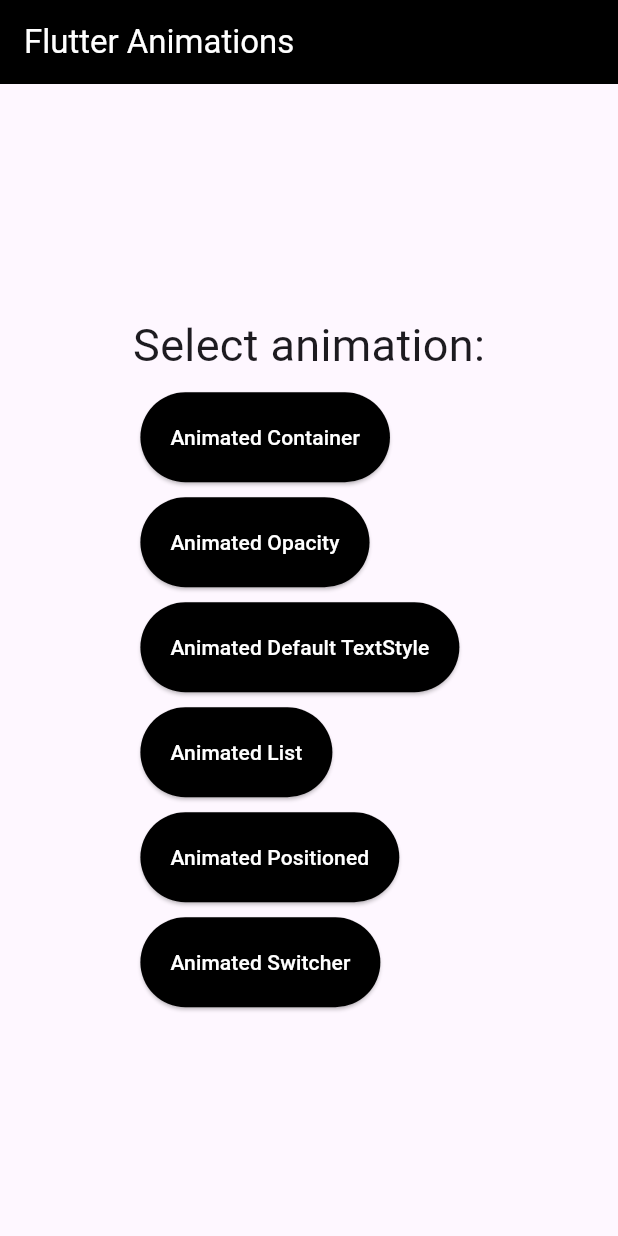
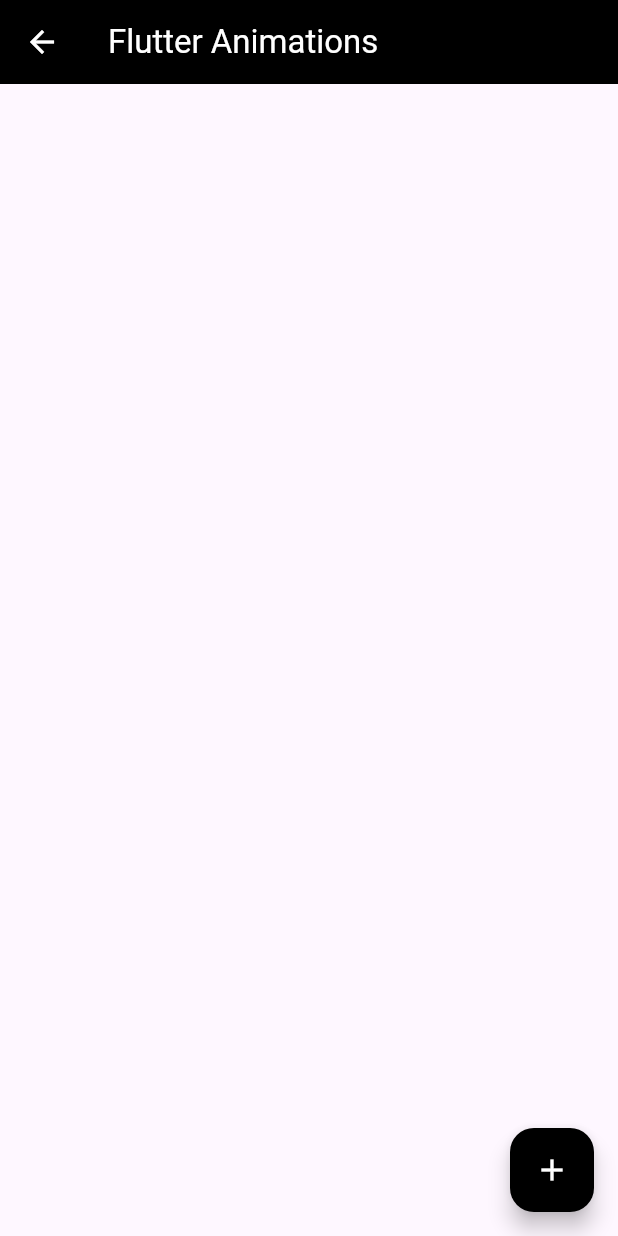
Before and after one commit to mernaislam/Flutter-Animations-pt1, a Flutter app: the screen it shows after launch, after a tap on "Animated List", on a phone screen of 412 x 824 dp. Run offline on Flutter 3.47's test engine with Material 3 defaults, Android fonts, the phone set to English and light mode, and no system bars; network calls fail.

Commit message:
feat: Add Animated list (Add/remove buttons)

```diff
--- a/flutter_animations_pt1/lib/main.dart
+++ b/flutter_animations_pt1/lib/main.dart
@@ -1,5 +1,6 @@
 import 'package:flutter/material.dart';
 import 'package:flutter_animations_pt1/screens/animated_container_screen.dart';
+import 'package:flutter_animations_pt1/screens/animated_list_screen.dart';
 import 'package:flutter_animations_pt1/screens/animated_opacity_screen.dart';
 import 'package:flutter_animations_pt1/screens/animated_text_style_screen.dart';
 import 'package:flutter_animations_pt1/screens/home_screen.dart';
@@ -21,6 +22,7 @@
         AnimatedContainerScreen.id : (context) => const AnimatedContainerScreen(),
         AnimatedOpacityScreen.id : (context) => const AnimatedOpacityScreen(),
         AnimatedTextStyleScreen.id : (context) => const AnimatedTextStyleScreen(),
+        AnimatedListScreen.id : (context) => const AnimatedListScreen(),
       },
       initialRoute: HomeScreen.id,
     );
--- /dev/null
+++ b/flutter_animations_pt1/lib/screens/animated_list_screen.dart
@@ -0,0 +1,89 @@
+import 'package:flutter/material.dart';
+
+class AnimatedListScreen extends StatefulWidget {
+  const AnimatedListScreen({super.key});
+
+  static const id = 'Animated List';
+  @override
+  State<AnimatedListScreen> createState() => _AnimatedListScreenState();
+}
+
+class _AnimatedListScreenState extends State<AnimatedListScreen> {
+  final GlobalKey<AnimatedListState> _key = GlobalKey();
+  List<int> items = [];
+
+  void _addItem() {
+    items.insert(0, items.isEmpty ? 0 : items[0] + 1);
+    _key.currentState!.insertItem(
+      0,
+      duration: const Duration(
+        milliseconds: 500,
+      ),
+    );
+  }
+
+  void _removeItem(int idx) {
+    _key.currentState!.removeItem(
+      idx,
+      (context, animation) {
+        return SizeTransition(
+          sizeFactor: animation,
+          child: const Card(
+            color: Colors.red,
+            child: ListTile(
+              title: Text('Removing...'),
+            ),
+          ),
+        );
+      },
+      duration: const Duration(
+        milliseconds: 500,
+      ),
+    );
+    items.removeAt(idx);
+  }
+
+  @override
+  Widget build(BuildContext context) {
+    return Scaffold(
+      appBar: AppBar(
+        title: const Text('Flutter Animations'),
+        backgroundColor: Colors.black,
+        foregroundColor: Colors.white,
+      ),
+      body: Padding(
+        padding: const EdgeInsets.all(8.0),
+        child: AnimatedList(
+          key: _key,
+          itemBuilder: (context, index, animation) {
+            return SizeTransition(
+              sizeFactor: animation,
+              child: Card(
+                color: Colors.teal,
+                child: ListTile(
+                  title: Text("item ${items[index]}"),
+                  trailing: IconButton(
+                    onPressed: () {
+                      _removeItem(index);
+                    },
+                    icon: const Icon(
+                      Icons.delete,
+                    ),
+                  ),
+                ),
+              ),
+            );
+          },
+        ),
+      ),
+      floatingActionButton: FloatingActionButton(
+        onPressed: _addItem,
+        backgroundColor: Colors.black,
+        foregroundColor: Colors.white,
+        child: const Icon(
+          Icons.add,
+        ),
+      ),
+    );
+  }
+}
```
